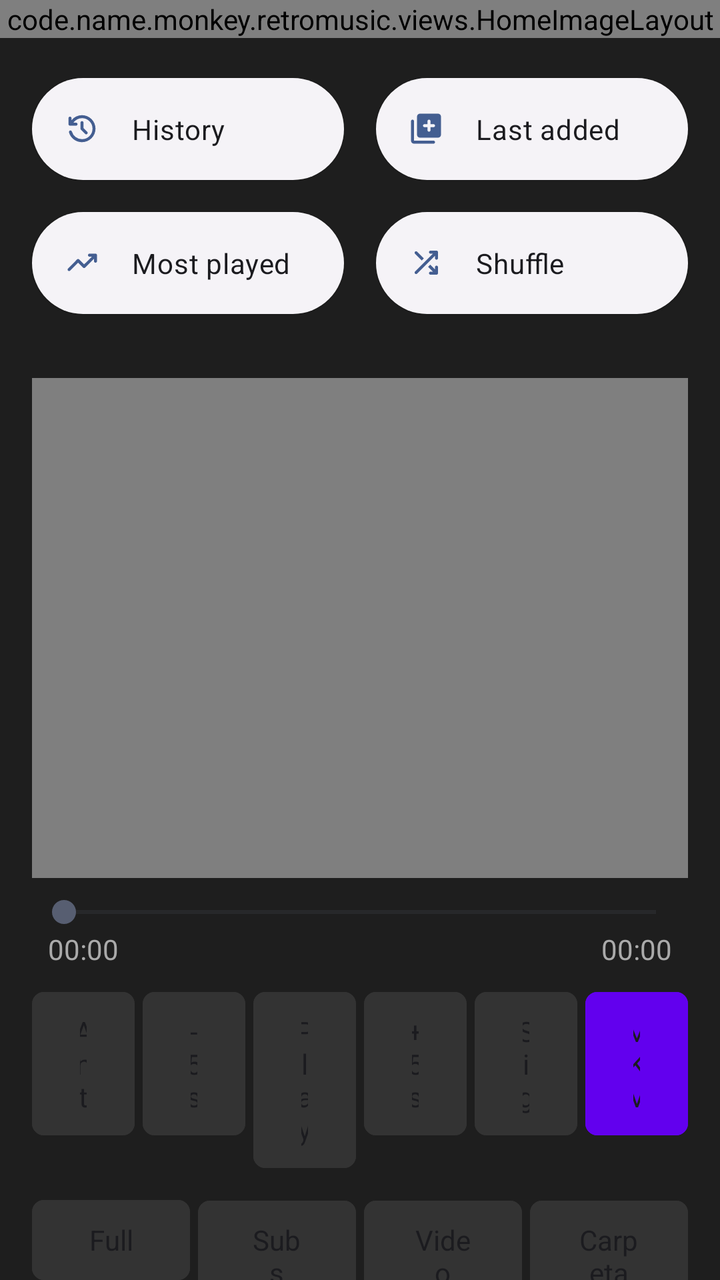
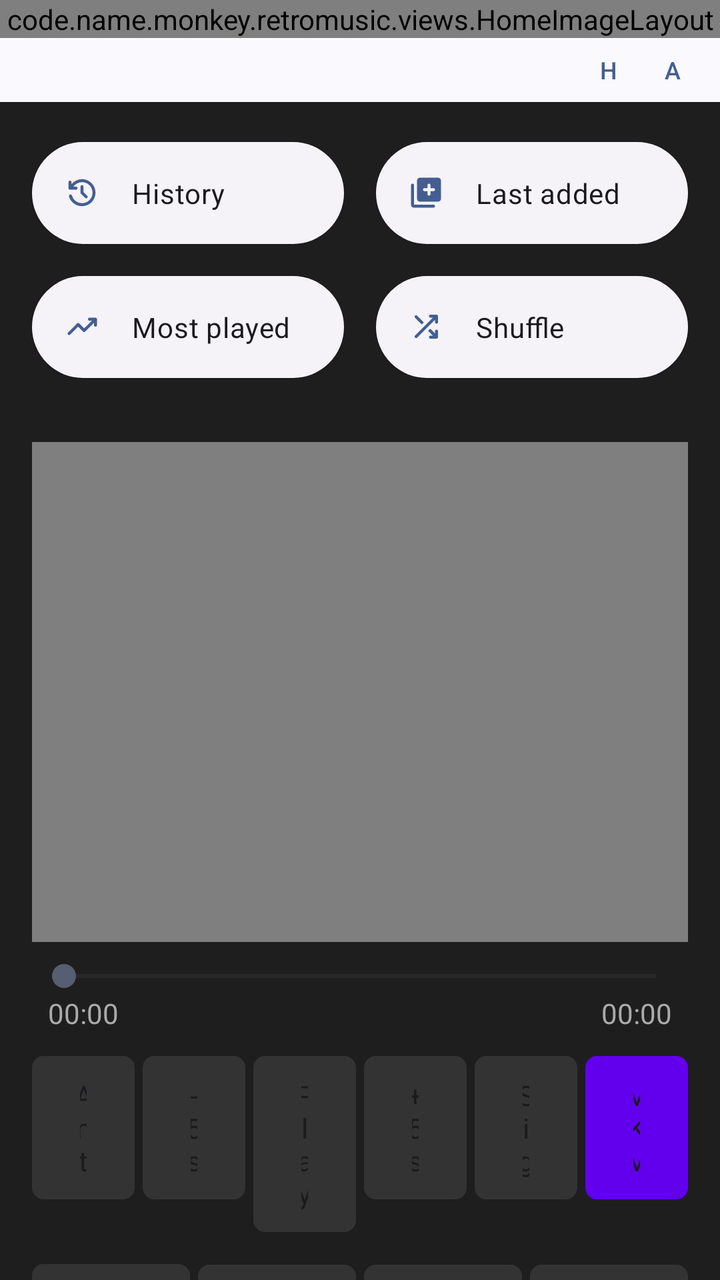

Screens rendered from an Android XML layout before and after an edit, with the pre-edit source and the edit as a unified diff.
<!-- AndroidManifest.xml: application theme Theme.RetroMusic.MD3 -->
<!-- res/layout/fragment_home.xml -->
<?xml version="1.0" encoding="utf-8"?>
<androidx.coordinatorlayout.widget.CoordinatorLayout xmlns:android="http://schemas.android.com/apk/res/android"
    xmlns:app="http://schemas.android.com/apk/res-auto"
    android:layout_width="match_parent"
    android:layout_height="match_parent"
    android:fitsSystemWindows="true">

    <code.name.monkey.retromusic.views.TopAppBarLayout
        android:id="@+id/appBarLayout"
        style="?appBarLayoutStyle"
        android:layout_width="match_parent"
        android:layout_height="wrap_content"
        android:fitsSystemWindows="true" />

    <androidx.core.widget.NestedScrollView
        android:id="@+id/container"
        android:layout_width="match_parent"
        android:layout_height="wrap_content"
        android:descendantFocusability="beforeDescendants"
        android:focusableInTouchMode="true"
        android:overScrollMode="@integer/overScrollMode"
        app:layout_behavior="com.google.android.material.appbar.AppBarLayout$ScrollingViewBehavior">

        <androidx.constraintlayout.widget.ConstraintLayout
            android:id="@+id/contentContainer"
            android:layout_width="match_parent"
            android:layout_height="wrap_content"
            android:transitionGroup="true">

            <code.name.monkey.retromusic.views.HomeImageLayout
                android:id="@+id/imageLayout"
                android:layout_width="0dp"
                android:layout_height="wrap_content"
                app:layout_constraintEnd_toEndOf="parent"
                app:layout_constraintStart_toStartOf="parent"
                app:layout_constraintTop_toTopOf="parent" />

            <include
                android:id="@+id/home_content"
                layout="@layout/home_content"
                android:layout_width="0dp"
                android:layout_height="wrap_content"
                app:layout_constraintEnd_toEndOf="parent"
                app:layout_constraintStart_toStartOf="parent"
                app:layout_constraintTop_toBottomOf="@id/imageLayout" />
        </androidx.constraintlayout.widget.ConstraintLayout>

    </androidx.core.widget.NestedScrollView>
</androidx.coordinatorlayout.widget.CoordinatorLayout>
<!-- res/layout/home_content.xml (included above) -->
<?xml version="1.0" encoding="utf-8"?>
<LinearLayout xmlns:android="http://schemas.android.com/apk/res/android"
    android:layout_width="match_parent"
    android:layout_height="match_parent"
    android:orientation="vertical"
    android:background="#1E1E1E"
    android:focusable="true"
    android:focusableInTouchMode="true">

    <include
        android:id="@+id/abs_playlists"
        layout="@layout/abs_playlists" />

    <LinearLayout
        android:layout_width="match_parent"
        android:layout_height="wrap_content"
        android:orientation="vertical"
        android:padding="16dp">

        <FrameLayout
            android:id="@+id/videoContainer"
            android:layout_width="match_parent"
            android:layout_height="250dp"
            android:background="#000000">

            <VideoView
                android:id="@+id/videoPlayer"
                android:layout_width="match_parent"
                android:layout_height="match_parent"
                android:layout_gravity="center" />

            <TextView
                android:id="@+id/tvSubtitleOverlay"
                android:layout_width="match_parent"
                android:layout_height="wrap_content"
                android:layout_gravity="bottom|center_horizontal"
                android:gravity="center"
                android:padding="16dp"
                android:textColor="#FFFFFF"
                android:textSize="18sp" />
        </FrameLayout>

        <SeekBar
            android:id="@+id/videoSeekBar"
            android:layout_width="match_parent"
            android:layout_height="wrap_content"
            android:layout_marginTop="8dp" />

        <LinearLayout
            android:layout_width="match_parent"
            android:layout_height="wrap_content"
            android:orientation="horizontal"
            android:paddingHorizontal="8dp">
            <TextView android:id="@+id/tvCurrentTime" android:layout_width="wrap_content" android:layout_height="wrap_content" android:text="00:00" android:textColor="#AAAAAA" />
            <Space android:layout_width="0dp" android:layout_height="wrap_content" android:layout_weight="1" />
            <TextView android:id="@+id/tvTotalTime" android:layout_width="wrap_content" android:layout_height="wrap_content" android:text="00:00" android:textColor="#AAAAAA" />
        </LinearLayout>

       <LinearLayout
    android:layout_width="match_parent"
    android:layout_height="wrap_content"
    android:orientation="horizontal"
    android:weightSum="6"
    android:layout_marginTop="8dp">

    <Button android:id="@+id/btnPrevVideo" android:layout_width="0dp" android:layout_height="wrap_content" android:layout_weight="1" android:layout_marginEnd="2dp" android:backgroundTint="#333333" android:text="Ant" />
    <Button android:id="@+id/btnRewindTime" android:layout_width="0dp" android:layout_height="wrap_content" android:layout_weight="1" android:layout_marginHorizontal="2dp" android:backgroundTint="#333333" android:text="-5s" />
    <Button android:id="@+id/btnPlayPause" android:layout_width="0dp" android:layout_height="wrap_content" android:layout_weight="1" android:layout_marginHorizontal="2dp" android:backgroundTint="#333333" android:text="Play" />
    <Button android:id="@+id/btnForwardTime" android:layout_width="0dp" android:layout_height="wrap_content" android:layout_weight="1" android:layout_marginHorizontal="2dp" android:backgroundTint="#333333" android:text="+5s" />
    <Button android:id="@+id/btnNextVideo" android:layout_width="0dp" android:layout_height="wrap_content" android:layout_weight="1" android:layout_marginHorizontal="2dp" android:backgroundTint="#333333" android:text="Sig" />
    <Button android:id="@+id/btnMixVideo" android:layout_width="0dp" android:layout_height="wrap_content" android:layout_weight="1" android:layout_marginStart="2dp" android:backgroundTint="#6200EE" android:text="MKV" />
</LinearLayout>
        <LinearLayout
            android:layout_width="match_parent"
            android:layout_height="wrap_content"
            android:orientation="horizontal"
            android:weightSum="4"
            android:layout_marginTop="8dp">
            <Button android:id="@+id/btnFullscreen" android:layout_width="0dp" android:layout_height="wrap_content" android:layout_weight="1" android:layout_marginEnd="2dp" android:backgroundTint="#333333" android:text="Full" />
            <Button android:id="@+id/btnLoadSubtitles" android:layout_width="0dp" android:layout_height="wrap_content" android:layout_weight="1" android:layout_marginHorizontal="2dp" android:backgroundTint="#333333" android:text="Subs" />
            <Button android:id="@+id/btnOpenFile" android:layout_width="0dp" android:layout_height="wrap_content" android:layout_weight="1" android:layout_marginHorizontal="2dp" android:backgroundTint="#333333" android:text="Video" />
            <Button android:id="@+id/btnChooseFolder" android:layout_width="0dp" android:layout_height="wrap_content" android:layout_weight="1" android:layout_marginStart="2dp" android:backgroundTint="#333333" android:text="Carpeta" />
        </LinearLayout>

        <androidx.recyclerview.widget.RecyclerView
            android:id="@+id/rvDownloads"
            android:layout_width="match_parent"
            android:layout_height="wrap_content"
            android:layout_marginTop="16dp"
            android:paddingBottom="20dp"
            android:scrollbars="vertical" />
            
    </LinearLayout>
</LinearLayout>
<!-- res/layout/abs_playlists.xml (included above) -->
<?xml version="1.0" encoding="utf-8"?>
<androidx.constraintlayout.widget.ConstraintLayout xmlns:android="http://schemas.android.com/apk/res/android"
    xmlns:app="http://schemas.android.com/apk/res-auto"
    android:layout_width="match_parent"
    android:layout_height="wrap_content"
    android:orientation="vertical"
    android:paddingBottom="12dp">

    <com.google.android.material.button.MaterialButton
        android:id="@+id/history"
        style="@style/HomeActionButton"
        android:layout_width="0dp"
        android:layout_height="wrap_content"
        android:layout_marginStart="16dp"
        android:layout_marginTop="16dp"
        android:layout_marginEnd="16dp"
        android:text="@string/history"
        app:icon="@drawable/ic_history"
        app:layout_constraintEnd_toStartOf="@+id/lastAdded"
        app:layout_constraintHorizontal_bias="0.5"
        app:layout_constraintStart_toStartOf="parent"
        app:layout_constraintTop_toTopOf="parent" />

    <com.google.android.material.button.MaterialButton
        android:id="@+id/lastAdded"
        style="@style/HomeActionButton"
        android:layout_width="0dp"
        android:layout_height="wrap_content"
        android:layout_marginEnd="16dp"
        android:text="@string/last_added"
        app:icon="@drawable/ic_library_add"
        app:layout_constraintEnd_toEndOf="parent"
        app:layout_constraintHorizontal_bias="0.5"
        app:layout_constraintStart_toEndOf="@+id/history"
        app:layout_constraintTop_toTopOf="@+id/history" />

    <com.google.android.material.button.MaterialButton
        android:id="@+id/topPlayed"
        style="@style/HomeActionButton"
        android:layout_width="0dp"
        android:layout_height="wrap_content"
        android:layout_marginTop="8dp"
        android:layout_marginEnd="16dp"
        android:text="@string/my_top_tracks"
        app:icon="@drawable/ic_trending_up"
        app:layout_constraintEnd_toStartOf="@+id/actionShuffle"
        app:layout_constraintHorizontal_bias="0.5"
        app:layout_constraintStart_toStartOf="@+id/history"
        app:layout_constraintTop_toBottomOf="@+id/history" />

    <com.google.android.material.button.MaterialButton
        android:id="@+id/actionShuffle"
        style="@style/HomeActionButton"
        android:layout_width="0dp"
        android:layout_height="wrap_content"
        android:layout_marginTop="8dp"
        android:text="@string/shuffle"
        app:icon="@drawable/ic_shuffle"
        app:layout_constraintEnd_toEndOf="@+id/lastAdded"
        app:layout_constraintHorizontal_bias="0.5"
        app:layout_constraintStart_toEndOf="@+id/topPlayed"
        app:layout_constraintTop_toBottomOf="@+id/lastAdded" />

</androidx.constraintlayout.widget.ConstraintLayout>
<!-- resources referenced by this layout -->
<resources>
  <integer name="overScrollMode">2</integer>
  <string name="history">History</string>
  <string name="last_added">Last added</string>
  <string name="my_top_tracks">Most played</string>
  <string name="shuffle">Shuffle</string>
  <style name="HomeActionButton" parent="Widget.Material3.Button.ElevatedButton.Icon">
          <item name="android:paddingTop">16dp</item>
          <item name="android:paddingBottom">16dp</item>
          <item name="android:textColor">?attr/colorOnSurface</item>
          <item name="shapeAppearanceOverlay">
              @style/ShapeAppearanceOverlay.Material3.FloatingActionButton
          </item>
          <item name="iconPadding">16dp</item>
          <item name="iconGravity">start</item>
          <item name="android:gravity">start|center_vertical</item>
          <item name="android:textAppearance">@style/TextViewBody2</item>
      </style>
  <style name="TextViewBody2" parent="TextAppearance.MaterialComponents.Body2" />
  <!-- drawable round_selector (drawable) -->
  <ripple xmlns:android="http://schemas.android.com/apk/res/android"
      android:color="?android:attr/colorControlHighlight">
  
      <item
          android:id="@android:id/mask"
          android:drawable="@drawable/round_selector_mask" />
  
  </ripple>
  <!-- drawable rect_selector (drawable) -->
  <?xml version="1.0" encoding="utf-8"?>
  <ripple xmlns:android="http://schemas.android.com/apk/res/android"
      android:color="?android:attr/colorControlHighlight">
  
      <item android:id="@android:id/mask">
          <shape>
              <corners android:radius="@dimen/m3_card_corner_radius" />
              <solid android:color="@color/md_green_500" />
          </shape>
      </item>
      <item>
          <selector>
              <item android:state_activated="true">
                  <shape>
                      <corners android:radius="@dimen/m3_card_corner_radius" />
                      <solid android:color="?android:attr/colorControlHighlight" />
                  </shape>
              </item>
          </selector>
      </item>
  </ripple>
  <style name="MaterialButtonTheme" parent="Widget.Material3.Button">
          <item name="cornerRadius">6dp</item>
          <item name="iconGravity">textStart</item>
          <item name="iconTint">?attr/colorControlNormal</item>
          <item name="android:textColor">?android:attr/textColorPrimary</item>
          <item name="android:textAppearance">@style/TextViewNormal</item>
          <item name="android:textAllCaps">false</item>
          <item name="android:paddingTop">@dimen/button_padding_vertical</item>
          <item name="android:paddingBottom">@dimen/button_padding_vertical</item>
      </style>
  <!-- drawable round_selector_mask (drawable) -->
  <?xml version="1.0" encoding="utf-8"?>
  <shape xmlns:android="http://schemas.android.com/apk/res/android"
      android:shape="oval">
      <solid android:color="@android:color/white" />
  </shape>
  <dimen name="m3_card_corner_radius">16dp</dimen>
  <color name="md_green_500">#4CAF50</color>
  <style name="TextViewNormal" parent="">
          <item name="android:textSize">14sp</item>
      </style>
  <dimen name="button_padding_vertical">10dp</dimen>
  <!-- unchanged entries left out for length: 5 -->
</resources>

<!-- the commit's change to res/layout/fragment_home.xml (unified diff, before → after) -->
@@ -35,6 +35,38 @@
                 app:layout_constraintStart_toStartOf="parent"
                 app:layout_constraintTop_toTopOf="parent" />
 
+            <LinearLayout
+                android:id="@+id/minimalButtonsBar"
+                android:layout_width="0dp"
+                android:layout_height="wrap_content"
+                android:orientation="horizontal"
+                android:gravity="end|center_vertical"
+                android:paddingEnd="8dp"
+                app:layout_constraintTop_toBottomOf="@id/imageLayout"
+                app:layout_constraintStart_toStartOf="parent"
+                app:layout_constraintEnd_toEndOf="parent">
+
+                <com.google.android.material.button.MaterialButton
+                    android:id="@+id/btnHistory"
+                    style="@style/Widget.MaterialComponents.Button.TextButton"
+                    android:layout_width="wrap_content"
+                    android:layout_height="32dp"
+                    android:text="H"
+                    android:textSize="12sp"
+                    android:padding="0dp"
+                    android:minWidth="32dp" />
+
+                <com.google.android.material.button.MaterialButton
+                    android:id="@+id/btnRandom"
+                    style="@style/Widget.MaterialComponents.Button.TextButton"
+                    android:layout_width="wrap_content"
+                    android:layout_height="32dp"
+                    android:text="A"
+                    android:textSize="12sp"
+                    android:padding="0dp"
+                    android:minWidth="32dp" />
+            </LinearLayout>
+
             <include
                 android:id="@+id/home_content"
                 layout="@layout/home_content"
@@ -42,7 +74,8 @@
                 android:layout_height="wrap_content"
                 app:layout_constraintEnd_toEndOf="parent"
                 app:layout_constraintStart_toStartOf="parent"
-                app:layout_constraintTop_toBottomOf="@id/imageLayout" />
+                app:layout_constraintTop_toBottomOf="@id/minimalButtonsBar" />
+
         </androidx.constraintlayout.widget.ConstraintLayout>
 
     </androidx.core.widget.NestedScrollView>
